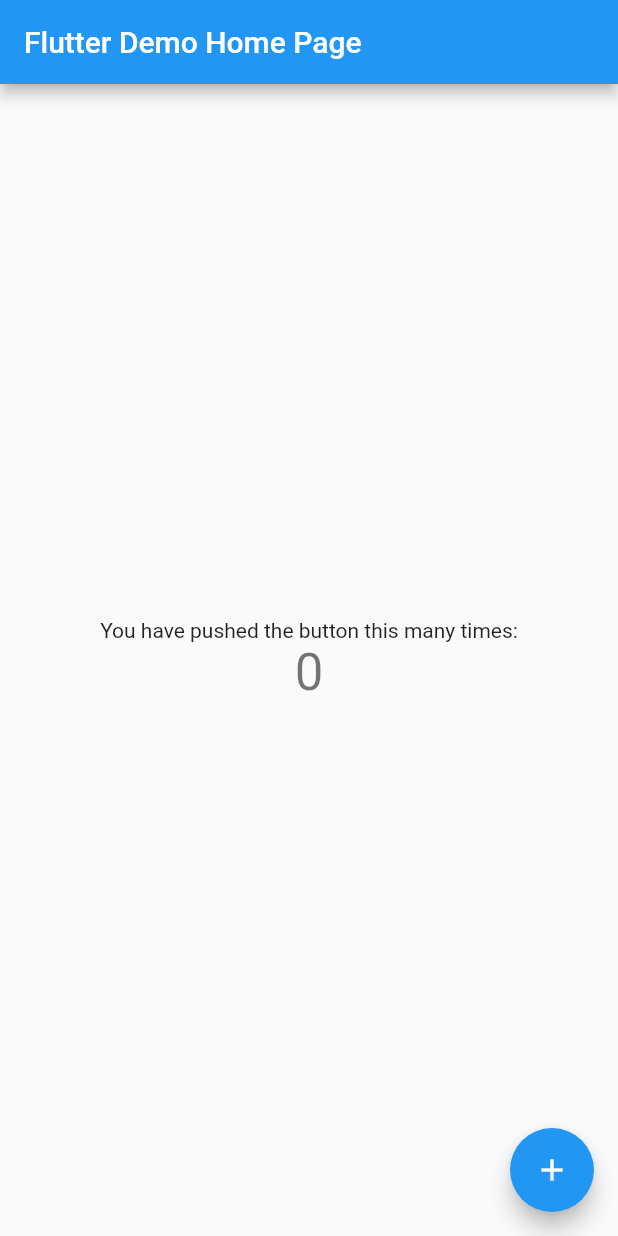
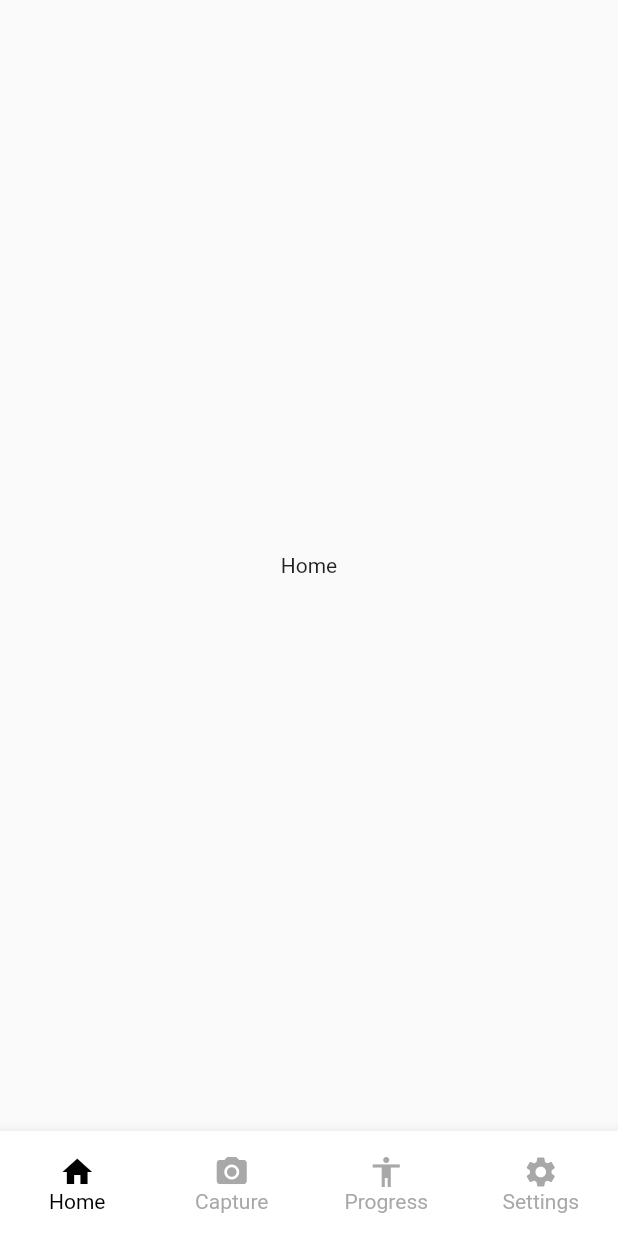
Before and after one commit to rchtgpt/ctrl_freaks, a Flutter app: the screen it shows after launch, on a phone screen of 412 x 824 dp. Run offline on Flutter 3.47's test engine with Material 2 defaults, Android fonts, the phone set to English and light mode, and no system bars.

Commit message:
Adds bottom navigation bar and pages

```diff
--- a/lib/main.dart
+++ b/lib/main.dart
@@ -1,44 +1,41 @@
+import 'package:ctrl_freaks/pages/capture.dart';
+import 'package:ctrl_freaks/pages/home.dart';
+import 'package:ctrl_freaks/pages/progress.dart';
+import 'package:ctrl_freaks/pages/settings.dart';
 import 'package:flutter/material.dart';
 
 void main() {
-  runApp(MyApp());
+  runApp(MaterialApp(
+    debugShowCheckedModeBanner: false,
+    initialRoute: MyApp.id,
+    routes: {
+      MyApp.id: (context) => MyHomePage(title: "hi"),
+      Home.id: (context) => Home(),
+      Capture.id: (context) => Capture(),
+      Progress.id: (context) => Progress(),
+      Settings.id: (context) => Settings()
+    },
+  ));
 }
 
 class MyApp extends StatelessWidget {
+  static const id = "my_app";
   // This widget is the root of your application.
   @override
   Widget build(BuildContext context) {
     return MaterialApp(
-      title: 'Flutter Demo',
+      home: MyHomePage(title: 'Control Freaks'),
+      title: 'Ctrl Freaks',
+      debugShowCheckedModeBanner: false,
       theme: ThemeData(
-        // This is the theme of your application.
-        //
-        // Try running your application with "flutter run". You'll see the
-        // application has a blue toolbar. Then, without quitting the app, try
-        // changing the primarySwatch below to Colors.green and then invoke
-        // "hot reload" (press "r" in the console where you ran "flutter run",
-        // or simply save your changes to "hot reload" in a Flutter IDE).
-        // Notice that the counter didn't reset back to zero; the application
-        // is not restarted.
         primarySwatch: Colors.blue,
       ),
-      home: MyHomePage(title: 'Flutter Demo Home Page'),
     );
   }
 }
 
 class MyHomePage extends StatefulWidget {
   MyHomePage({Key? key, required this.title}) : super(key: key);
-
-  // This widget is the home page of your application. It is stateful, meaning
-  // that it has a State object (defined below) that contains fields that affect
-  // how it looks.
-
-  // This class is the configuration for the state. It holds the values (in this
-  // case the title) provided by the parent (in this case the App widget) and
-  // used by the build method of the State. Fields in a Widget subclass are
-  // always marked "final".
-
   final String title;
 
   @override
@@ -46,68 +43,47 @@ class MyHomePage extends StatefulWidget {
 }
 
 class _MyHomePageState extends State<MyHomePage> {
-  int _counter = 0;
+  int _currentIndex = 0;
+  final screens = [Home(), Capture(), Progress(), Settings()];
 
-  void _incrementCounter() {
-    setState(() {
-      // This call to setState tells the Flutter framework that something has
-      // changed in this State, which causes it to rerun the build method below
-      // so that the display can reflect the updated values. If we changed
-      // _counter without calling setState(), then the build method would not be
-      // called again, and so nothing would appear to happen.
-      _counter++;
-    });
-  }
 
   @override
   Widget build(BuildContext context) {
-    // This method is rerun every time setState is called, for instance as done
-    // by the _incrementCounter method above.
-    //
-    // The Flutter framework has been optimized to make rerunning build methods
-    // fast, so that you can just rebuild anything that needs updating rather
-    // than having to individually change instances of widgets.
     return Scaffold(
-      appBar: AppBar(
-        // Here we take the value from the MyHomePage object that was created by
-        // the App.build method, and use it to set our appbar title.
-        title: Text(widget.title),
-      ),
-      body: Center(
-        // Center is a layout widget. It takes a single child and positions it
-        // in the middle of the parent.
-        child: Column(
-          // Column is also a layout widget. It takes a list of children and
-          // arranges them vertically. By default, it sizes itself to fit its
-          // children horizontally, and tries to be as tall as its parent.
-          //
-          // Invoke "debug painting" (press "p" in the console, choose the
-          // "Toggle Debug Paint" action from the Flutter Inspector in Android
-          // Studio, or the "Toggle Debug Paint" command in Visual Studio Code)
-          // to see the wireframe for each widget.
-          //
-          // Column has various properties to control how it sizes itself and
-          // how it positions its children. Here we use mainAxisAlignment to
-          // center the children vertically; the main axis here is the vertical
-          // axis because Columns are vertical (the cross axis would be
-          // horizontal).
-          mainAxisAlignment: MainAxisAlignment.center,
-          children: <Widget>[
-            Text(
-              'You have pushed the button this many times:',
+      bottomNavigationBar: SizedBox(
+        height: 70,
+        child: BottomNavigationBar(
+          type: BottomNavigationBarType.fixed,
+          backgroundColor: Colors.white,
+          selectedItemColor: Colors.black,
+          unselectedItemColor: Colors.grey.withOpacity(.90),
+          selectedFontSize: 14,
+          unselectedFontSize: 14,
+          currentIndex: _currentIndex,
+          onTap: (value) {
+            setState(() => _currentIndex = value);
+          },
+          items: [
+            BottomNavigationBarItem(
+              label: 'Home',
+              icon: Icon(Icons.home),
             ),
-            Text(
-              '$_counter',
-              style: Theme.of(context).textTheme.headline4,
+            BottomNavigationBarItem(
+              label: 'Capture',
+              icon: Icon(Icons.camera_alt),
+            ),
+            BottomNavigationBarItem(
+              label: 'Progress',
+              icon: Icon(Icons.accessibility_outlined),
+            ),
+            BottomNavigationBarItem(
+              label: 'Settings',
+              icon: Icon(Icons.settings),
             ),
           ],
         ),
       ),
-      floatingActionButton: FloatingActionButton(
-        onPressed: _incrementCounter,
-        tooltip: 'Increment',
-        child: Icon(Icons.add),
-      ), // This trailing comma makes auto-formatting nicer for build methods.
+      body: screens[_currentIndex],// This trailing comma makes auto-formatting nicer for build methods.
     );
   }
 }
--- /dev/null
+++ b/lib/pages/capture.dart
@@ -0,0 +1,13 @@
+import 'package:flutter/material.dart';
+
+class Capture extends StatelessWidget {
+  static const id = "capture";
+  const Capture({Key? key}) : super(key: key);
+
+  @override
+  Widget build(BuildContext context) {
+    return Scaffold(
+      body: Center(child: Text("Capture")),
+    );
+  }
+}
--- /dev/null
+++ b/lib/pages/home.dart
@@ -0,0 +1,13 @@
+import 'package:flutter/material.dart';
+
+class Home extends StatelessWidget {
+  static const id = "home";
+  const Home({Key? key}) : super(key: key);
+
+  @override
+  Widget build(BuildContext context) {
+    return Scaffold(
+      body: Center(child: Text("Home")),
+    );
+  }
+}
--- /dev/null
+++ b/lib/pages/progress.dart
@@ -0,0 +1,13 @@
+import 'package:flutter/material.dart';
+
+class Progress extends StatelessWidget {
+  static const id = "progress";
+  const Progress({Key? key}) : super(key: key);
+
+  @override
+  Widget build(BuildContext context) {
+    return Scaffold(
+      body: Center(child: Text("Progress"),),
+    );
+  }
+}
--- /dev/null
+++ b/lib/pages/settings.dart
@@ -0,0 +1,13 @@
+import 'package:flutter/material.dart';
+
+class Settings extends StatelessWidget {
+  static const id = "settings";
+  const Settings({Key? key}) : super(key: key);
+
+  @override
+  Widget build(BuildContext context) {
+    return Scaffold(
+      body: Center(child: Text("Settings")),
+    );
+  }
+}
```
